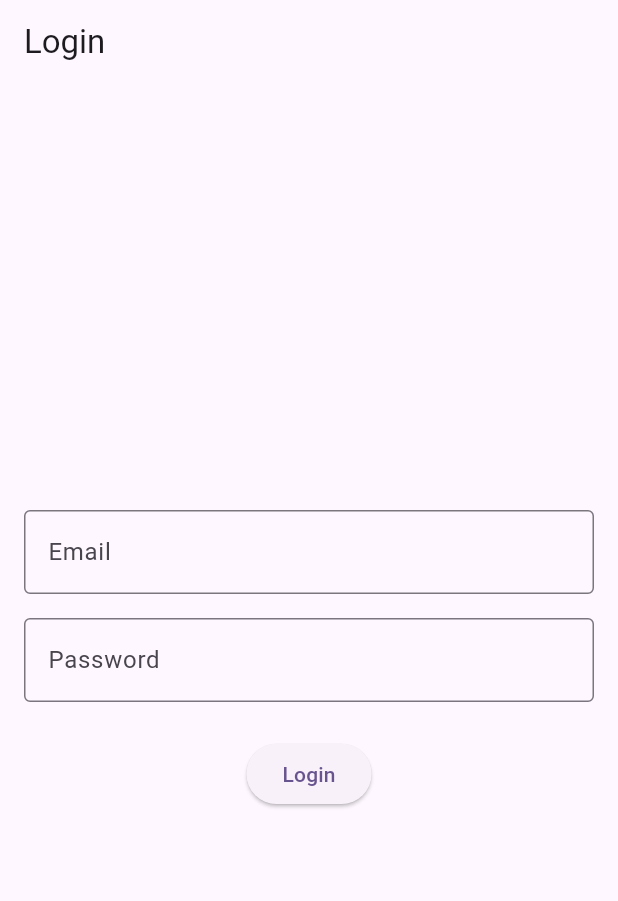
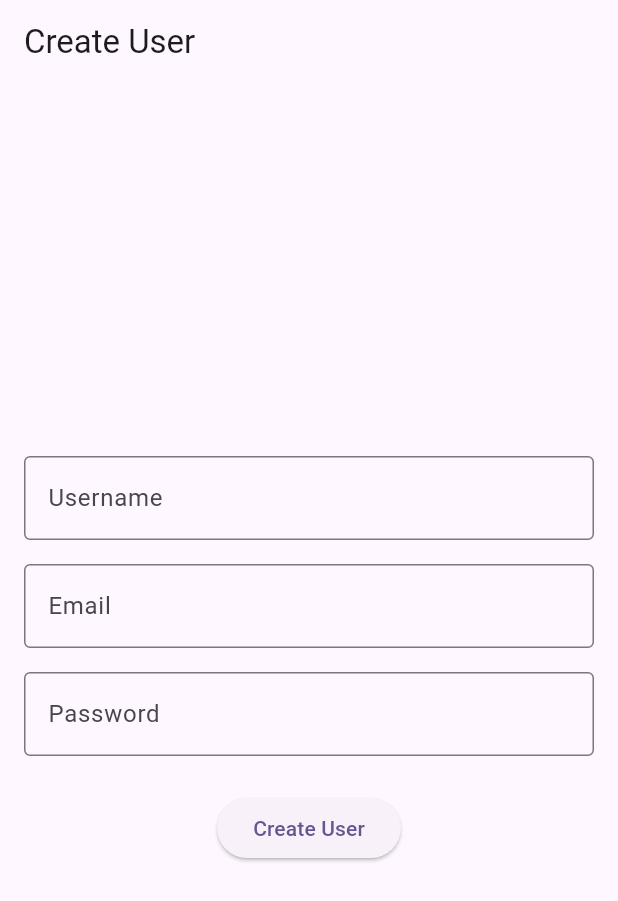
Before and after one commit to podearroz/Medicamento, a Flutter app: the screen it shows after launch, on a phone screen of 412 x 824 dp. Shown: the top 901 px of the screen. Run offline on Flutter 3.47's test engine with Material 3 defaults, Android fonts, the light colour scheme and no system bars.

Commit message:
Criando a pagina de criação de usuariios

```diff
--- /dev/null
+++ b/lib/create_users/presentation/create_users_page.dart
@@ -0,0 +1,95 @@
+import 'package:flutter/material.dart';
+
+class CreateUserPage extends StatefulWidget {
+  const CreateUserPage({Key? key}) : super(key: key);
+
+  @override
+  State<CreateUserPage> createState() => _CreateUserPageState();
+}
+
+class _CreateUserPageState extends State<CreateUserPage> {
+  final TextEditingController _usernameController = TextEditingController();
+  final TextEditingController _emailController = TextEditingController();
+  final TextEditingController _passwordController = TextEditingController();
+  final GlobalKey<FormState> _formKey = GlobalKey<FormState>();
+
+  @override
+  Widget build(BuildContext context) {
+    return Scaffold(
+      appBar: AppBar(
+        title: const Text('Create User'),
+      ),
+      body: Padding(
+        padding: const EdgeInsets.all(16.0),
+        child: Form(
+          key: _formKey,
+          child: Column(
+            mainAxisAlignment: MainAxisAlignment.center,
+            children: [
+              TextFormField(
+                controller: _usernameController,
+                decoration: const InputDecoration(
+                  labelText: 'Username',
+                  border: OutlineInputBorder(),
+                ),
+                validator: (value) {
+                  if (value == null || value.isEmpty) {
+                    return 'Please enter a username';
+                  }
+                  return null;
+                },
+              ),
+              const SizedBox(height: 16),
+              TextFormField(
+                controller: _emailController,
+                keyboardType: TextInputType.emailAddress,
+                decoration: const InputDecoration(
+                  labelText: 'Email',
+                  border: OutlineInputBorder(),
+                ),
+                validator: (value) {
+                  if (value == null || value.isEmpty) {
+                    return 'Please enter your email';
+                  } else if (!RegExp(r'^\S+@\S+\.\S+\$').hasMatch(value)) {
+                    return 'Please enter a valid email';
+                  }
+                  return null;
+                },
+              ),
+              const SizedBox(height: 16),
+              TextFormField(
+                controller: _passwordController,
+                obscureText: true,
+                decoration: const InputDecoration(
+                  labelText: 'Password',
+                  border: OutlineInputBorder(),
+                ),
+                validator: (value) {
+                  if (value == null || value.isEmpty) {
+                    return 'Please enter your password';
+                  } else if (value.length < 6) {
+                    return 'Password must be at least 6 characters long';
+                  }
+                  return null;
+                },
+              ),
+              const SizedBox(height: 24),
+              ElevatedButton(
+                onPressed: () {
+                  if (_formKey.currentState!.validate()) {
+                    // Handle user creation logic here
+                    ScaffoldMessenger.of(context).showSnackBar(
+                      const SnackBar(
+                          content: Text('User created successfully!')),
+                    );
+                  }
+                },
+                child: const Text('Create User'),
+              ),
+            ],
+          ),
+        ),
+      ),
+    );
+  }
+}
--- a/lib/main.dart
+++ b/lib/main.dart
@@ -1,4 +1,5 @@
 import 'package:flutter/material.dart';
+import 'package:flutter_application_medicamento/create_users/presentation/create_users_page.dart';
 import 'package:flutter_application_medicamento/features/login/presentation/login_page.dart';
 
 void main() {
@@ -32,7 +33,7 @@
         colorScheme: ColorScheme.fromSeed(seedColor: Colors.deepPurple),
         useMaterial3: true,
       ),
-      home: const LoginPage(),
+      home: const CreateUserPage(),
     );
   }
 }
```
